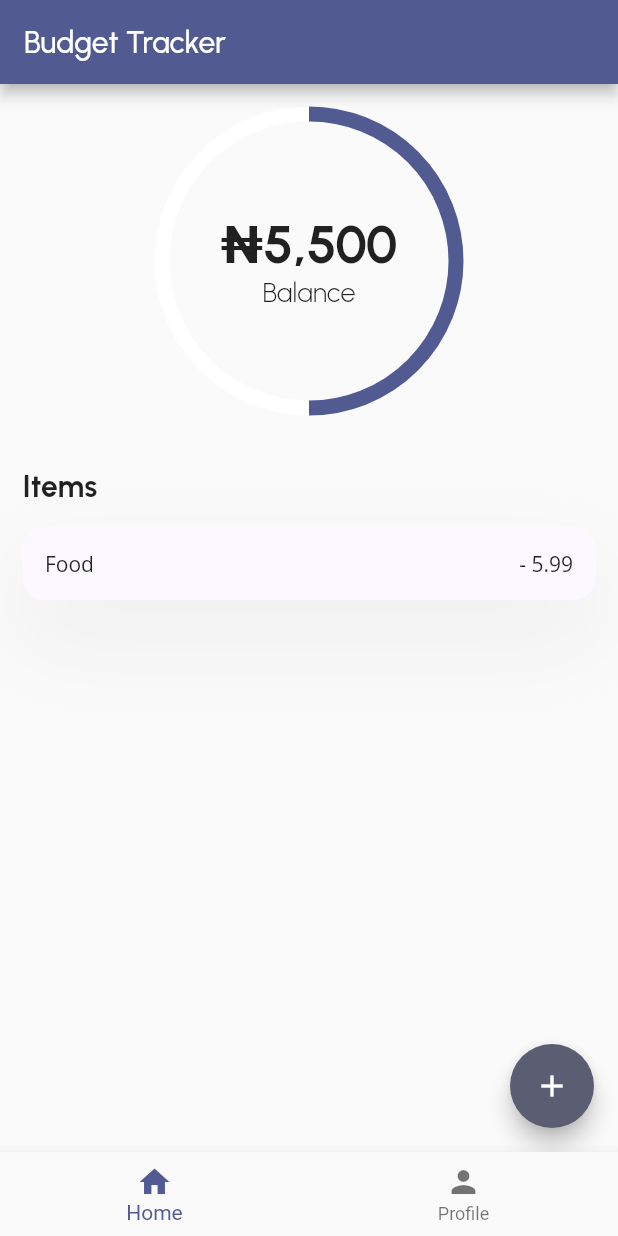
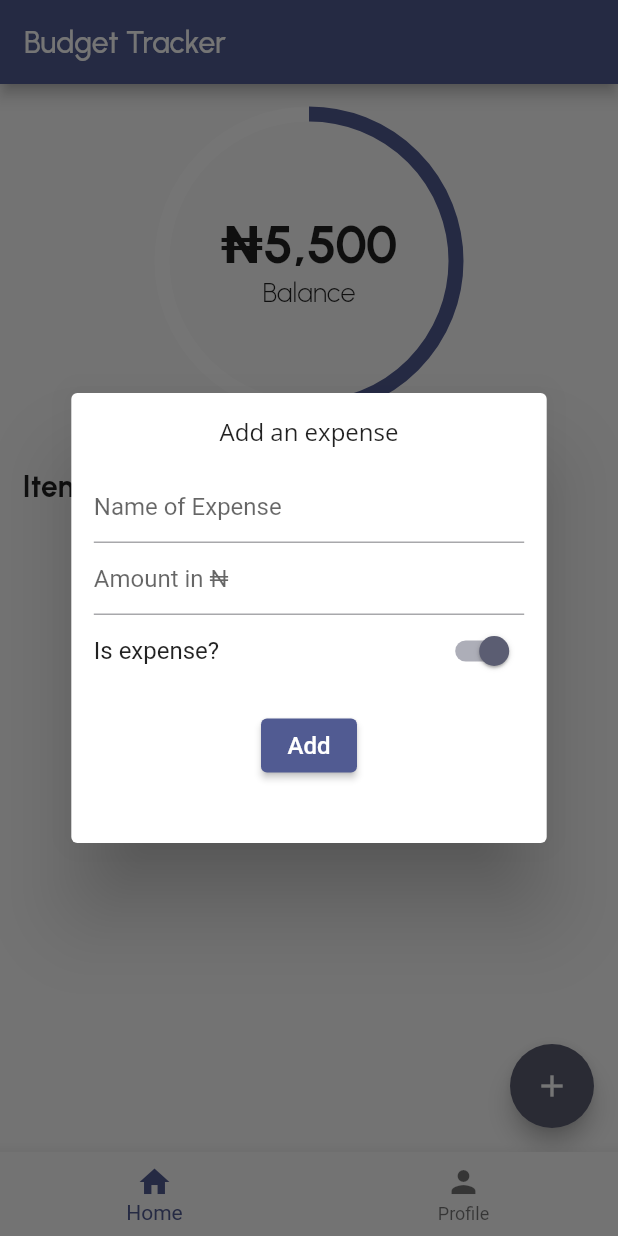
Before and after one commit to OlawaleJnr/budget-tracker, a Flutter app: the screen it shows after launch, after a tap on the "add" icon, on a phone screen of 412 x 824 dp. Run offline on Flutter 3.47's test engine with Material 2 defaults, Android fonts, the phone set to English and light mode, and no system bars; drawn by our look-alikes of percent_indicator; our stand-ins replace google_fonts.

Commit message:
features(added): Added addTransactionDialog widget to add transaction items to the Transaction model

```diff
--- a/lib/pages/home_page.dart
+++ b/lib/pages/home_page.dart
@@ -1,6 +1,7 @@
 import 'dart:io';
 import 'package:budget_tracker/models/transaction.dart';
 import 'package:budget_tracker/widgets/Cards/transaction_card.dart';
+import 'package:budget_tracker/widgets/Dialogs/add_transaction_dialog.dart';
 import 'package:flutter/material.dart';
 import 'package:google_fonts/google_fonts.dart';
 import 'package:percent_indicator/circular_percent_indicator.dart';
@@ -27,11 +28,18 @@ class _HomePageState extends State<HomePage> {
     return Scaffold(
       floatingActionButton: FloatingActionButton(
         onPressed: () {
-          setState(() {
-            transactions.add(
-              Transaction(title: "Food", amount: 5.99)
-            );
-          });
+          showDialog(
+            context: context,
+            builder: (builder) {
+              return AddTransactionDialog(
+                itemToAdd: (transaction) {
+                  setState(() {
+                    transactions.add(transaction);
+                  });
+                }
+              );
+            }
+          );
         },
         child: const Icon(
           Icons.add,
--- a/lib/widgets/Cards/transaction_card.dart
+++ b/lib/widgets/Cards/transaction_card.dart
@@ -1,6 +1,9 @@
+import 'dart:io';
+
 import 'package:budget_tracker/models/transaction.dart';
 import "package:flutter/material.dart";
 import 'package:google_fonts/google_fonts.dart';
+import 'package:intl/intl.dart';
 
 class TransactionCard extends StatelessWidget {
   final Transaction transaction;
@@ -13,6 +16,11 @@ class TransactionCard extends StatelessWidget {
   @override
   Widget build(BuildContext context) {
     final screenSize = MediaQuery.of(context).size;
+     /// A way to format the currency to the user's locale.
+    final format = NumberFormat.simpleCurrency(
+      locale: Platform.localeName,
+      name: 'NGN',
+    );
 
     return Padding(
       padding: const EdgeInsets.only(bottom: 5.0, top: 5.0),
@@ -40,7 +48,7 @@ class TransactionCard extends StatelessWidget {
             ),
             const Spacer(),
             Text(
-              ((!transaction.isExpense) ? "+ " : "- ")  + transaction.amount.toString(),
+              "${(!transaction.isExpense) ? "+ " : "- "}${format.currencySymbol}${transaction.amount}",
               style: GoogleFonts.openSans(
                 fontSize: 14,
               ),
--- /dev/null
+++ b/lib/widgets/Dialogs/add_transaction_dialog.dart
@@ -0,0 +1,118 @@
+import 'dart:io';
+
+import 'package:budget_tracker/models/transaction.dart';
+import 'package:flutter/material.dart';
+import 'package:flutter/services.dart';
+import 'package:google_fonts/google_fonts.dart';
+import 'package:intl/intl.dart';
+
+class AddTransactionDialog extends StatefulWidget {
+  final Function(Transaction) itemToAdd;
+
+  const AddTransactionDialog({
+    required this.itemToAdd,
+    Key? key
+  }) : super(key: key);
+
+  @override
+  State<AddTransactionDialog> createState() => _AddTransactionDialogState();
+}
+
+class _AddTransactionDialogState extends State<AddTransactionDialog> {
+  /// Creating a text editing controller for the title and amount text fields.
+  final TextEditingController titleController = TextEditingController();
+  final TextEditingController amountController = TextEditingController();
+
+  bool _isExpenseController = true;
+
+  @override
+  Widget build(BuildContext context) {
+    final screenSize = MediaQuery.of(context).size;
+    /// A way to format the currency to the user's locale.
+    final format = NumberFormat.simpleCurrency(
+      locale: Platform.localeName,
+      name: 'NGN',
+    );
+
+    return Dialog(
+      child: SizedBox(
+        width: (screenSize.width / 1.3),
+        height: 300,
+        child: Padding(
+          padding: const EdgeInsets.all(15.0),
+          child: Column(
+            children: [
+              Text(
+                "Add an expense",
+                style: GoogleFonts.openSans(
+                  fontSize: 16
+                ),
+              ),
+              const SizedBox(
+                height: 15,
+              ),
+              TextField(
+                controller: titleController,
+                decoration: const InputDecoration(
+                  hintText: "Name of Expense",
+                ),
+              ),
+              TextField(
+                controller: amountController,
+                keyboardType: TextInputType.number,
+                inputFormatters: <TextInputFormatter> [
+                  FilteringTextInputFormatter.digitsOnly
+                ],
+                decoration: InputDecoration(
+                  hintText: "Amount in ${format.currencySymbol}",
+                ),
+              ),
+              Row(
+                mainAxisAlignment: MainAxisAlignment.spaceBetween,
+                children: [
+                  const Text(
+                    "Is expense?",
+                    style: TextStyle(
+                      fontSize: 16
+                    ),
+                  ),
+                  Switch.adaptive(
+                    value: _isExpenseController,
+                    onChanged: (status) {
+                      setState(() {
+                        _isExpenseController = status;
+                      });
+                    }
+                  ),
+                ],
+              ),
+              const SizedBox(
+                height: 15,
+              ),
+              ElevatedButton(
+                onPressed: () {
+                  if (titleController.text.isNotEmpty && amountController.text.isNotEmpty) {
+                    widget.itemToAdd(
+                      Transaction(
+                        title: titleController.text,
+                        amount: double.parse(amountController.text),
+                        isExpense: _isExpenseController,
+                      )
+                    );
+                    Navigator.pop(context);
+                  }
+                },
+                child: const Text(
+                  "Add",
+                  style: TextStyle(
+                    fontSize: 16,
+                  ),
+                ),
+              ),
+            ],
+          ),
+        ),
+      ),
+    );
+  }
+}
```
